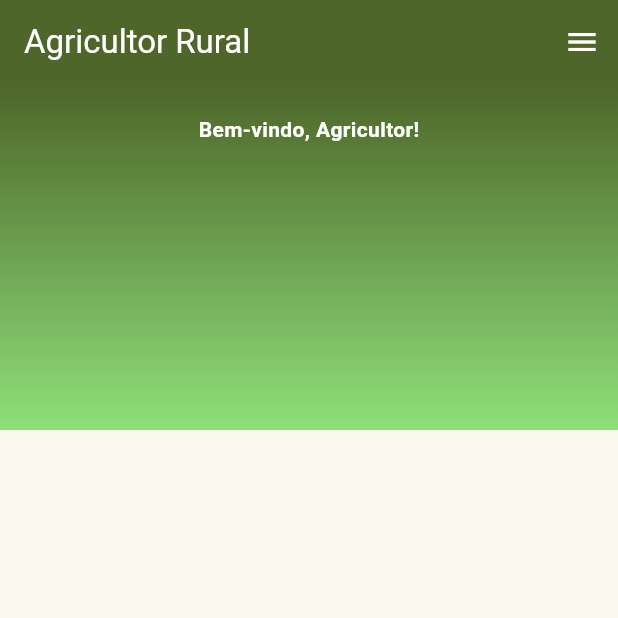
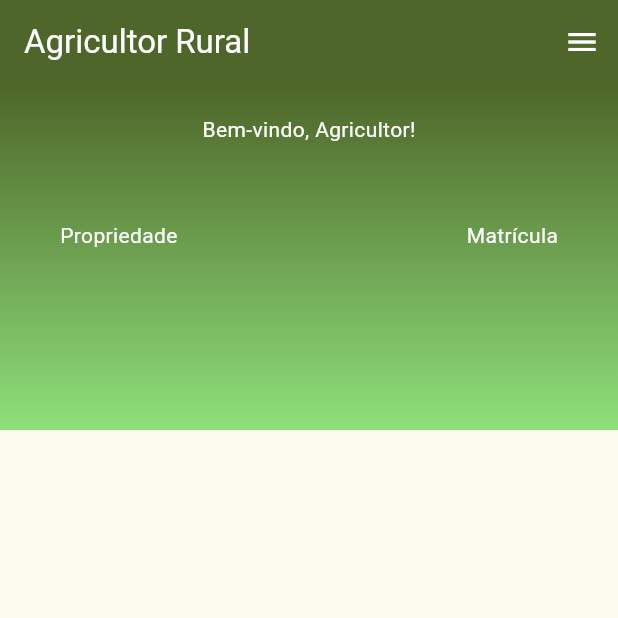
Before and after one commit to Kaio-Goes/farmer, a Flutter app: the DashboardPage screen opened directly, on a phone screen of 412 x 824 dp, the top half of it. Run offline on Flutter 3.47's test engine with Material 3 defaults, Android fonts, the phone set to English and light mode, and no system bars; our stand-ins replace flutter_secure_storage; accounts and stored records are empty.

Commit message:
Feature layout information

```diff
--- a/lib/core/models/user.dart
+++ b/lib/core/models/user.dart
@@ -3,17 +3,20 @@ class User {
   late String name;
   late String email;
   late String register;
+  late String property;
 
   User(
       {required this.id,
       required this.name,
       required this.email,
-      required this.register});
+      required this.register,
+      required this.property});
 
   User.fromJson(Map<String, dynamic> json) {
     id = json["id"];
     name = json["name"];
     email = json['email'];
     register = json['register'];
+    property = json['property'];
   }
 }
--- a/lib/core/services/auth_service.dart
+++ b/lib/core/services/auth_service.dart
@@ -14,6 +14,7 @@ class AuthService {
     await _secureStorage.write(key: 'name', value: user.name);
     await _secureStorage.write(key: 'email', value: user.email);
     await _secureStorage.write(key: 'register', value: user.register);
+    await _secureStorage.write(key: 'property', value: user.property);
   }
 
   Future<void> _clearUserFromCache() async {
@@ -25,6 +26,7 @@ class AuthService {
     String? name = await _secureStorage.read(key: 'name');
     String? email = await _secureStorage.read(key: 'email');
     String? register = await _secureStorage.read(key: 'register');
+    String? property = await _secureStorage.read(key: 'property');
 
     if (id != null
         // && token != null
@@ -34,6 +36,7 @@ class AuthService {
         name: name ?? '',
         email: email ?? '',
         register: register ?? '',
+        property: property ?? '',
       );
     }
 
@@ -60,10 +63,12 @@ class AuthService {
     // );
 
     _currentUser = User(
-        id: '1',
-        email: 'agricultor@teste.com.br',
-        name: 'Lucas Villarinho',
-        register: '25789-DF');
+      id: '1',
+      email: 'agricultor@teste.com.br',
+      name: 'Kaio de Goes Sousa',
+      register: '25789-DF',
+      property: 'Fazenda Goes',
+    );
     // if (Platform.isIOS) {
     //   Purchases.logIn(_currentUser!.id);
     // }
--- a/lib/pages/dashboard/dashboard_page.dart
+++ b/lib/pages/dashboard/dashboard_page.dart
@@ -41,20 +41,64 @@ class _DashboardPageState extends State<DashboardPage> {
                   child: Text(
                     'Bem-vindo, Agricultor!',
                     style: TextStyle(
-                      fontSize: 14,
-                      fontWeight: FontWeight.bold,
                       color: Colors.white,
                     ),
                   ),
                 ),
                 Text(
-                  AuthService().currentUser!.name,
+                  AuthService().currentUser?.name ?? 'Sem Nome',
                   style: TextStyle(
                     fontSize: 22,
                     fontWeight: FontWeight.bold,
                     color: Colors.white,
                   ),
                 ),
+                SizedBox(height: 10),
+                Padding(
+                  padding:
+                      const EdgeInsets.symmetric(horizontal: 40, vertical: 10),
+                  child: Row(
+                    mainAxisAlignment: MainAxisAlignment.spaceBetween,
+                    children: [
+                      Column(
+                        children: [
+                          Text(
+                            'Propriedade',
+                            style: TextStyle(
+                              color: Colors.white,
+                            ),
+                          ),
+                          SizedBox(height: 10),
+                          Text(
+                            AuthService().currentUser?.property ?? '',
+                            style: TextStyle(
+                              fontWeight: FontWeight.bold,
+                              color: Colors.white,
+                            ),
+                          )
+                        ],
+                      ),
+                      Column(
+                        children: [
+                          Text(
+                            'Matrícula',
+                            style: TextStyle(
+                              color: Colors.white,
+                            ),
+                          ),
+                          SizedBox(height: 10),
+                          Text(
+                            AuthService().currentUser?.register ?? '00000-00',
+                            style: TextStyle(
+                              fontWeight: FontWeight.bold,
+                              color: Colors.white,
+                            ),
+                          )
+                        ],
+                      )
+                    ],
+                  ),
+                )
               ],
             ),
           ),
```
